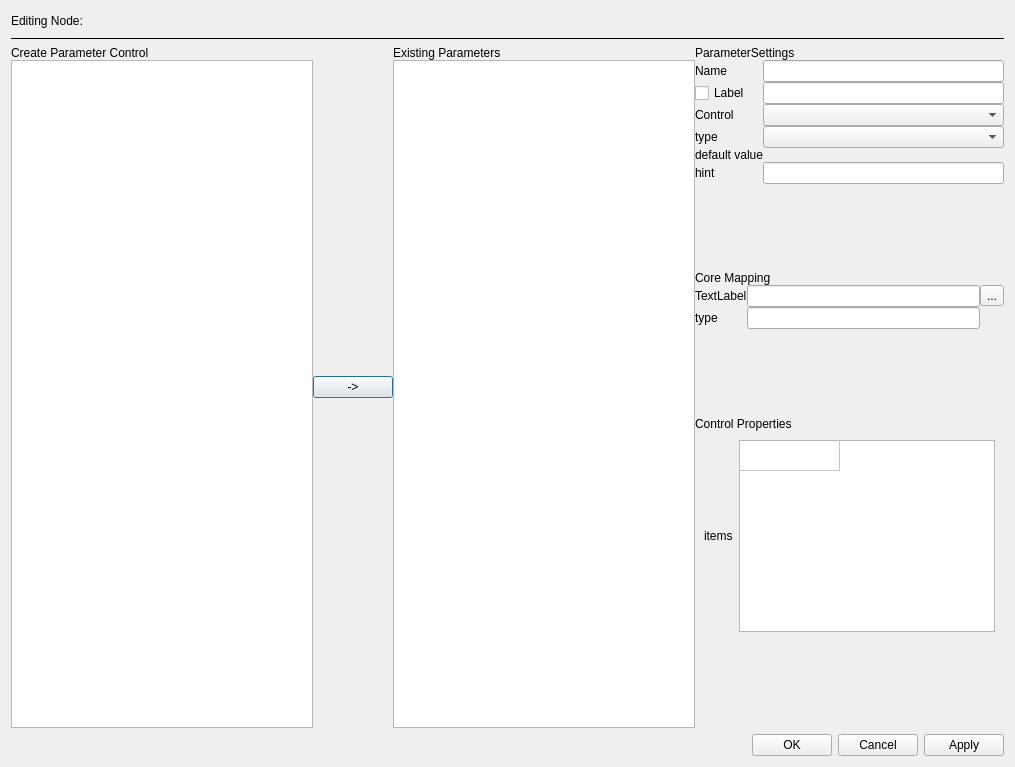
zenustech/zeno, file ui/zenoedit/dialog/zeditparamlayoutdlg.ui: the form before one commit.
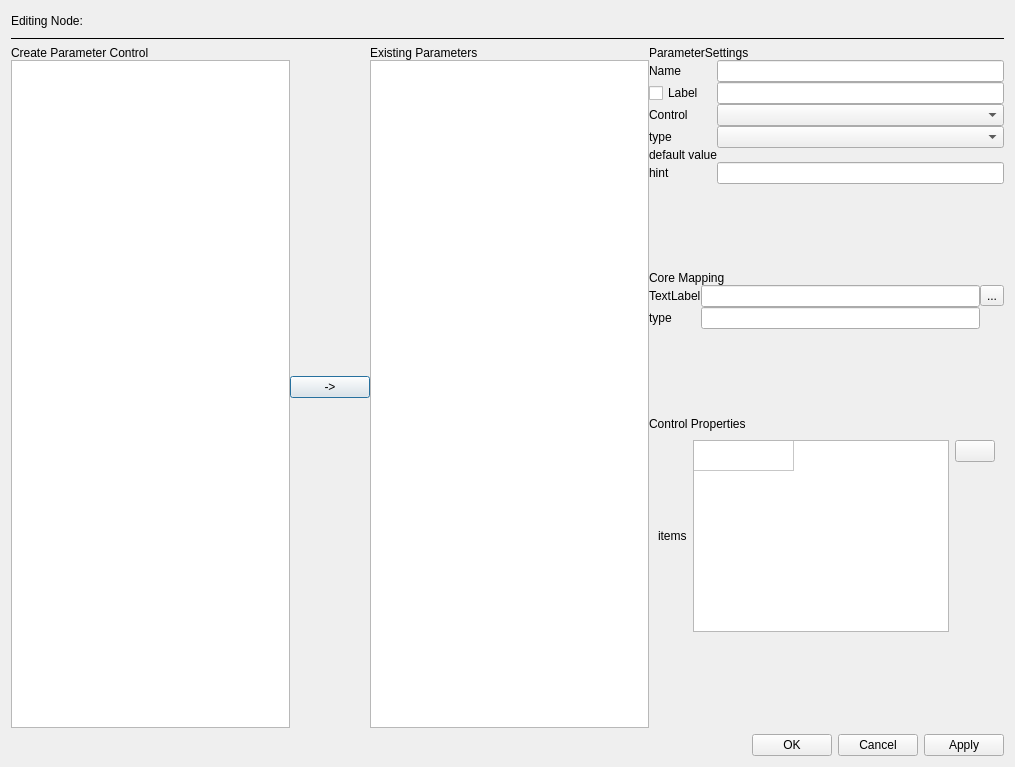
The form after the commit. The open tabs and pages were chosen to show the change. Custom widgets are drawn as their Qt base class.

Commit message: fix bug about add combobox items

```diff
--- a/ui/zenoedit/dialog/zeditparamlayoutdlg.ui
+++ b/ui/zenoedit/dialog/zeditparamlayoutdlg.ui
@@ -296,8 +296,42 @@
            <widget class="QWidget" name="pageNone"/>
            <widget class="QWidget" name="pageCombobox">
             <layout class="QGridLayout" name="gridLayout_3">
+             <item row="1" column="0">
+              <widget class="QLabel" name="label_12">
+               <property name="text">
+                <string>items</string>
+               </property>
+              </widget>
+             </item>
+             <item row="1" column="2">
+              <layout class="QVBoxLayout" name="verticalLayout_8">
+               <item>
+                <widget class="QPushButton" name="m_pUpButton">
+                 <property name="text">
+                  <string/>
+                 </property>
+                </widget>
+               </item>
+               <item>
+                <spacer name="verticalSpacer_4">
+                 <property name="orientation">
+                  <enum>Qt::Vertical</enum>
+                 </property>
+                 <property name="sizeHint" stdset="0">
+                  <size>
+                   <width>20</width>
+                   <height>40</height>
+                  </size>
+                 </property>
+                </spacer>
+               </item>
+              </layout>
+             </item>
              <item row="1" column="1">
               <widget class="QTableWidget" name="itemsTable">
+               <property name="selectionMode">
+                <enum>QAbstractItemView::SingleSelection</enum>
+               </property>
                <property name="rowCount">
                 <number>1</number>
                </property>
@@ -314,13 +348,6 @@
                <column/>
               </widget>
              </item>
-             <item row="1" column="0">
-              <widget class="QLabel" name="label_12">
-               <property name="text">
-                <string>items</string>
-               </property>
-              </widget>
-             </item>
             </layout>
            </widget>
            <widget class="QWidget" name="pageSpinbox">
```
The commit also changes 2 other files.
